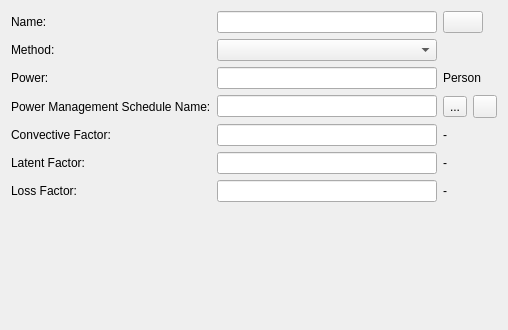
Qt form SIM-VICUS/src/SVDBInternalLoadsElectricEquipmentEditWidget.ui (ghorwin/SIM-VICUS) before a commit.
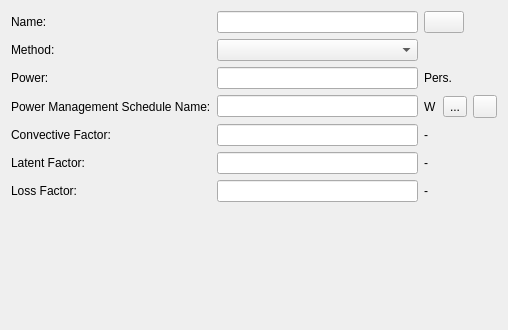
The same form after that commit. Icons and pictures are not drawn. Custom widgets are drawn as their Qt base class.

Commit message: add units to schedule selection line edits

Diff of the .ui file:
```diff
--- a/SIM-VICUS/src/SVDBInternalLoadsElectricEquipmentEditWidget.ui
+++ b/SIM-VICUS/src/SVDBInternalLoadsElectricEquipmentEditWidget.ui
@@ -13,8 +13,24 @@
   <property name="windowTitle">
    <string>Form</string>
   </property>
-  <layout class="QGridLayout" name="gridLayoutMaster" columnstretch="0,1,0,0,0">
-   <item row="3" column="4">
+  <layout class="QGridLayout" name="gridLayoutMaster" columnstretch="0,1,0,0,0,0">
+   <item row="7" column="0" colspan="6">
+    <widget class="QwtPlot" name="widgetPlot" native="true"/>
+   </item>
+   <item row="0" column="1" colspan="2">
+    <widget class="QtExt::LanguageStringEditWidget1" name="lineEditName"/>
+   </item>
+   <item row="6" column="1" colspan="2">
+    <widget class="QtExt::ValidatingLineEdit" name="lineEditLossFactor">
+     <property name="maximumSize">
+      <size>
+       <width>16777215</width>
+       <height>16777215</height>
+      </size>
+     </property>
+    </widget>
+   </item>
+   <item row="3" column="5">
     <widget class="QToolButton" name="toolButtonRemovePowerManagementSchedule">
      <property name="icon">
       <iconset resource="../resources/SIM-VICUS.qrc">
@@ -22,26 +38,20 @@
      </property>
     </widget>
    </item>
-   <item row="2" column="0">
-    <widget class="QLabel" name="labelElectricEquipmentInput">
+   <item row="6" column="0">
+    <widget class="QLabel" name="labelLossFactor">
      <property name="text">
-      <string>Power:</string>
+      <string>Loss Factor:</string>
      </property>
     </widget>
    </item>
-   <item row="3" column="0">
-    <widget class="QLabel" name="labelDisplayName_2">
+   <item row="1" column="0">
+    <widget class="QLabel" name="labelCategory_2">
      <property name="text">
-      <string>Power Management Schedule Name:</string>
+      <string>Method:</string>
      </property>
     </widget>
    </item>
-   <item row="0" column="1" colspan="2">
-    <widget class="QtExt::LanguageStringEditWidget1" name="lineEditName"/>
-   </item>
-   <item row="1" column="1" colspan="2">
-    <widget class="QComboBox" name="comboBoxMethod"/>
-   </item>
    <item row="3" column="1" colspan="2">
     <widget class="QLineEdit" name="lineEditManagementScheduleName">
      <property name="readOnly">
@@ -49,6 +59,23 @@
      </property>
     </widget>
    </item>
+   <item row="3" column="0">
+    <widget class="QLabel" name="labelDisplayName_2">
+     <property name="text">
+      <string>Power Management Schedule Name:</string>
+     </property>
+    </widget>
+   </item>
+   <item row="2" column="1" colspan="2">
+    <widget class="QtExt::ValidatingLineEdit" name="lineEditPower">
+     <property name="maximumSize">
+      <size>
+       <width>16777215</width>
+       <height>16777215</height>
+      </size>
+     </property>
+    </widget>
+   </item>
    <item row="0" column="0">
     <widget class="QLabel" name="labelDisplayName">
      <property name="text">
@@ -56,31 +83,30 @@
      </property>
     </widget>
    </item>
-   <item row="3" column="3">
+   <item row="2" column="0">
+    <widget class="QLabel" name="labelElectricEquipmentInput">
+     <property name="text">
+      <string>Power:</string>
+     </property>
+    </widget>
+   </item>
+   <item row="3" column="4">
     <widget class="QToolButton" name="toolButtonSelectSchedule">
      <property name="text">
       <string>...</string>
      </property>
     </widget>
    </item>
-   <item row="1" column="0">
-    <widget class="QLabel" name="labelCategory_2">
-     <property name="text">
-      <string>Method:</string>
-     </property>
-    </widget>
+   <item row="1" column="1" colspan="2">
+    <widget class="QComboBox" name="comboBoxMethod"/>
    </item>
-   <item row="6" column="0">
-    <widget class="QLabel" name="labelLossFactor">
-     <property name="text">
-      <string>Loss Factor:</string>
-     </property>
-    </widget>
-   </item>
-   <item row="5" column="0">
-    <widget class="QLabel" name="labelLatentFactor">
-     <property name="text">
-      <string>Latent Factor:</string>
+   <item row="5" column="1" colspan="2">
+    <widget class="QtExt::ValidatingLineEdit" name="lineEditLatentFactor">
+     <property name="maximumSize">
+      <size>
+       <width>16777215</width>
+       <height>16777215</height>
+      </size>
      </property>
     </widget>
    </item>
@@ -91,6 +117,58 @@
      </property>
     </widget>
    </item>
+   <item row="5" column="0">
+    <widget class="QLabel" name="labelLatentFactor">
+     <property name="text">
+      <string>Latent Factor:</string>
+     </property>
+    </widget>
+   </item>
+   <item row="4" column="1" colspan="2">
+    <widget class="QtExt::ValidatingLineEdit" name="lineEditConvectiveFactor">
+     <property name="maximumSize">
+      <size>
+       <width>16777215</width>
+       <height>16777215</height>
+      </size>
+     </property>
+    </widget>
+   </item>
+   <item row="3" column="3">
+    <widget class="QLabel" name="label1">
+     <property name="text">
+      <string>W</string>
+     </property>
+    </widget>
+   </item>
+   <item row="2" column="3" colspan="3">
+    <widget class="QLabel" name="labelElectricEquipmentInputUnit">
+     <property name="text">
+      <string>Pers.</string>
+     </property>
+    </widget>
+   </item>
+   <item row="4" column="3" colspan="3">
+    <widget class="QLabel" name="labelConvectiveFactorUnit">
+     <property name="text">
+      <string>-</string>
+     </property>
+    </widget>
+   </item>
+   <item row="5" column="3" colspan="3">
+    <widget class="QLabel" name="labelConvectiveFactorUnit_2">
+     <property name="text">
+      <string>-</string>
+     </property>
+    </widget>
+   </item>
+   <item row="6" column="3" colspan="3">
+    <widget class="QLabel" name="labelConvectiveFactorUnit_3">
+     <property name="text">
+      <string>-</string>
+     </property>
+    </widget>
+   </item>
    <item row="0" column="3" colspan="2">
     <widget class="QtExt::ColorButton" name="pushButtonColor">
      <property name="sizePolicy">
@@ -101,77 +179,6 @@
      </property>
     </widget>
    </item>
-   <item row="7" column="0" colspan="5">
-    <widget class="QwtPlot" name="widgetPlot" native="true"/>
-   </item>
-   <item row="2" column="3" colspan="2">
-    <widget class="QLabel" name="labelElectricEquipmentInputUnit">
-     <property name="text">
-      <string>Person</string>
-     </property>
-    </widget>
-   </item>
-   <item row="4" column="3" colspan="2">
-    <widget class="QLabel" name="labelConvectiveFactorUnit">
-     <property name="text">
-      <string>-</string>
-     </property>
-    </widget>
-   </item>
-   <item row="5" column="3" colspan="2">
-    <widget class="QLabel" name="labelConvectiveFactorUnit_2">
-     <property name="text">
-      <string>-</string>
-     </property>
-    </widget>
-   </item>
-   <item row="6" column="3" colspan="2">
-    <widget class="QLabel" name="labelConvectiveFactorUnit_3">
-     <property name="text">
-      <string>-</string>
-     </property>
-    </widget>
-   </item>
-   <item row="4" column="1" colspan="2">
-    <widget class="QtExt::ValidatingLineEdit" name="lineEditConvectiveFactor">
-     <property name="maximumSize">
-      <size>
-       <width>16777215</width>
-       <height>16777215</height>
-      </size>
-     </property>
-    </widget>
-   </item>
-   <item row="5" column="1" colspan="2">
-    <widget class="QtExt::ValidatingLineEdit" name="lineEditLatentFactor">
-     <property name="maximumSize">
-      <size>
-       <width>16777215</width>
-       <height>16777215</height>
-      </size>
-     </property>
-    </widget>
-   </item>
-   <item row="6" column="1" colspan="2">
-    <widget class="QtExt::ValidatingLineEdit" name="lineEditLossFactor">
-     <property name="maximumSize">
-      <size>
-       <width>16777215</width>
-       <height>16777215</height>
-      </size>
-     </property>
-    </widget>
-   </item>
-   <item row="2" column="1" colspan="2">
-    <widget class="QtExt::ValidatingLineEdit" name="lineEditPower">
-     <property name="maximumSize">
-      <size>
-       <width>16777215</width>
-       <height>16777215</height>
-      </size>
-     </property>
-    </widget>
-   </item>
   </layout>
  </widget>
  <customwidgets>
@@ -181,6 +188,12 @@
    <header location="global">QtExt_LanguageStringEditWidget1.h</header>
    <container>1</container>
   </customwidget>
+  <customwidget>
+   <class>QwtPlot</class>
+   <extends>QWidget</extends>
+   <header location="global">qwt_plot.h</header>
+   <container>1</container>
+  </customwidget>
   <customwidget>
    <class>QtExt::ValidatingLineEdit</class>
    <extends>QLineEdit</extends>
@@ -197,12 +210,6 @@
     <signal>colorChanged()</signal>
    </slots>
   </customwidget>
-  <customwidget>
-   <class>QwtPlot</class>
-   <extends>QWidget</extends>
-   <header location="global">qwt_plot.h</header>
-   <container>1</container>
-  </customwidget>
  </customwidgets>
  <resources>
   <include location="../resources/SIM-VICUS.qrc"/>
```
The commit also changes 8 other files.
